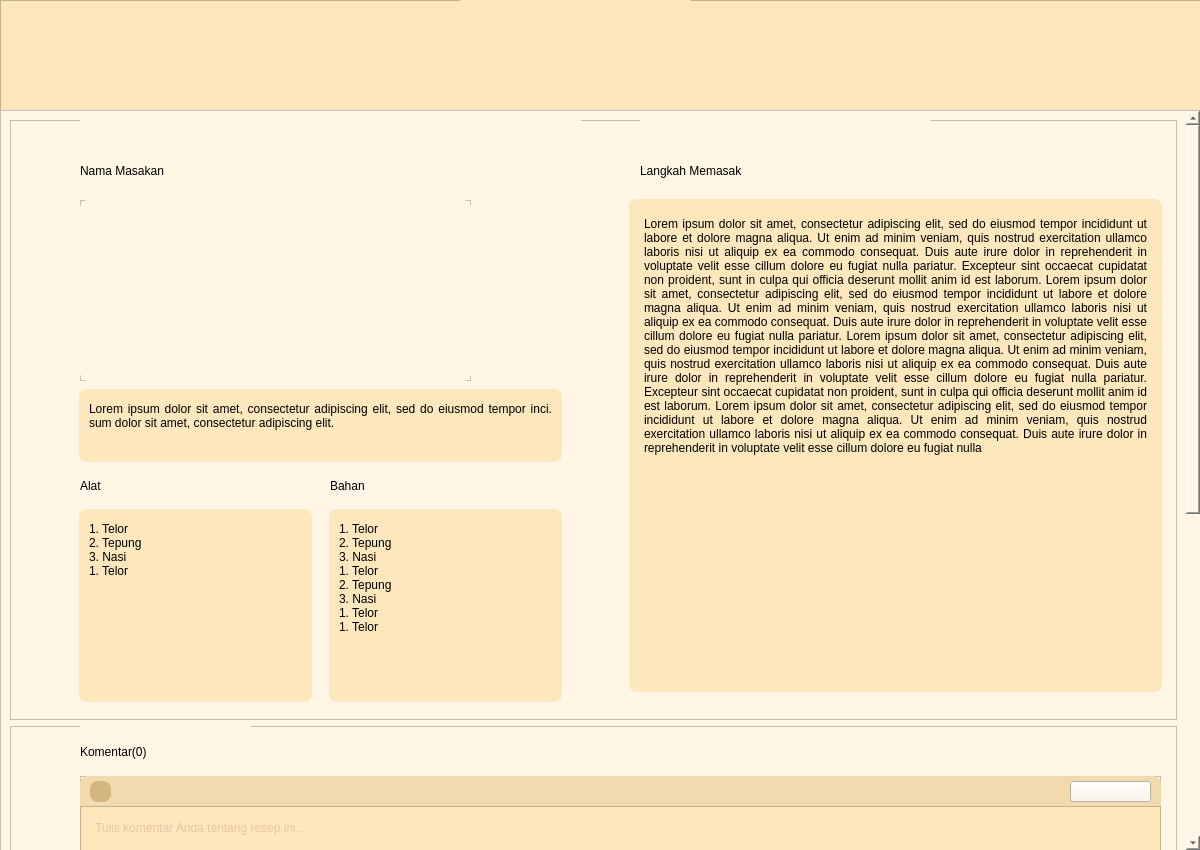
First picture: the form in src/lihatResep.ui, repository MarcelRyan/ReChefy, before the edit.
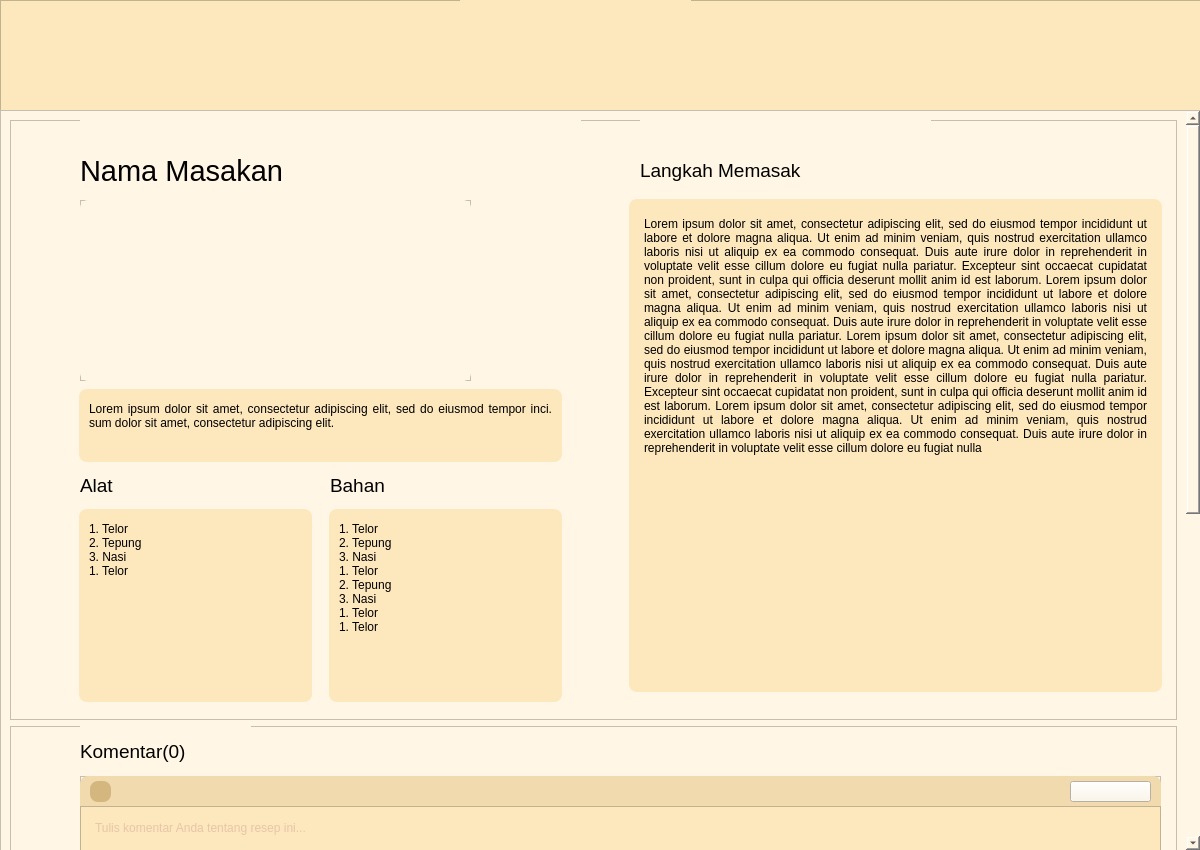
Second picture: the form after the edit. Icons and pictures are not drawn.

Commit message: font styling

Patch:
```diff
--- a/src/lihatResep.ui
+++ b/src/lihatResep.ui
@@ -167,7 +167,7 @@
              </rect>
             </property>
             <property name="styleSheet">
-             <string notr="true">font: Bold 22pt &quot;MS Shell Dlg 2&quot;;</string>
+             <string notr="true">font: 22pt;</string>
             </property>
             <property name="text">
              <string>Nama Masakan </string>
@@ -189,7 +189,7 @@
              </rect>
             </property>
             <property name="styleSheet">
-             <string notr="true">font: bold 14pt &quot;MS Shell Dlg 2&quot;;</string>
+             <string notr="true">font: 14pt;</string>
             </property>
             <property name="text">
              <string>Langkah Memasak</string>
@@ -476,7 +476,7 @@
              </rect>
             </property>
             <property name="styleSheet">
-             <string notr="true">font: bold 14pt &quot;MS Shell Dlg 2&quot;;</string>
+             <string notr="true">font: 14pt;</string>
             </property>
             <property name="text">
              <string>Alat</string>
@@ -498,7 +498,7 @@
              </rect>
             </property>
             <property name="styleSheet">
-             <string notr="true">font: bold 14pt &quot;MS Shell Dlg 2&quot;;</string>
+             <string notr="true">font: 14pt ;</string>
             </property>
             <property name="text">
              <string>Bahan</string>
@@ -605,7 +605,7 @@
              </rect>
             </property>
             <property name="styleSheet">
-             <string notr="true">font: bold 14pt &quot;MS Shell Dlg 2&quot;;</string>
+             <string notr="true">font: 14pt;</string>
             </property>
             <property name="text">
              <string>Komentar(0)</string>
```
The commit also changes 11 other files.
